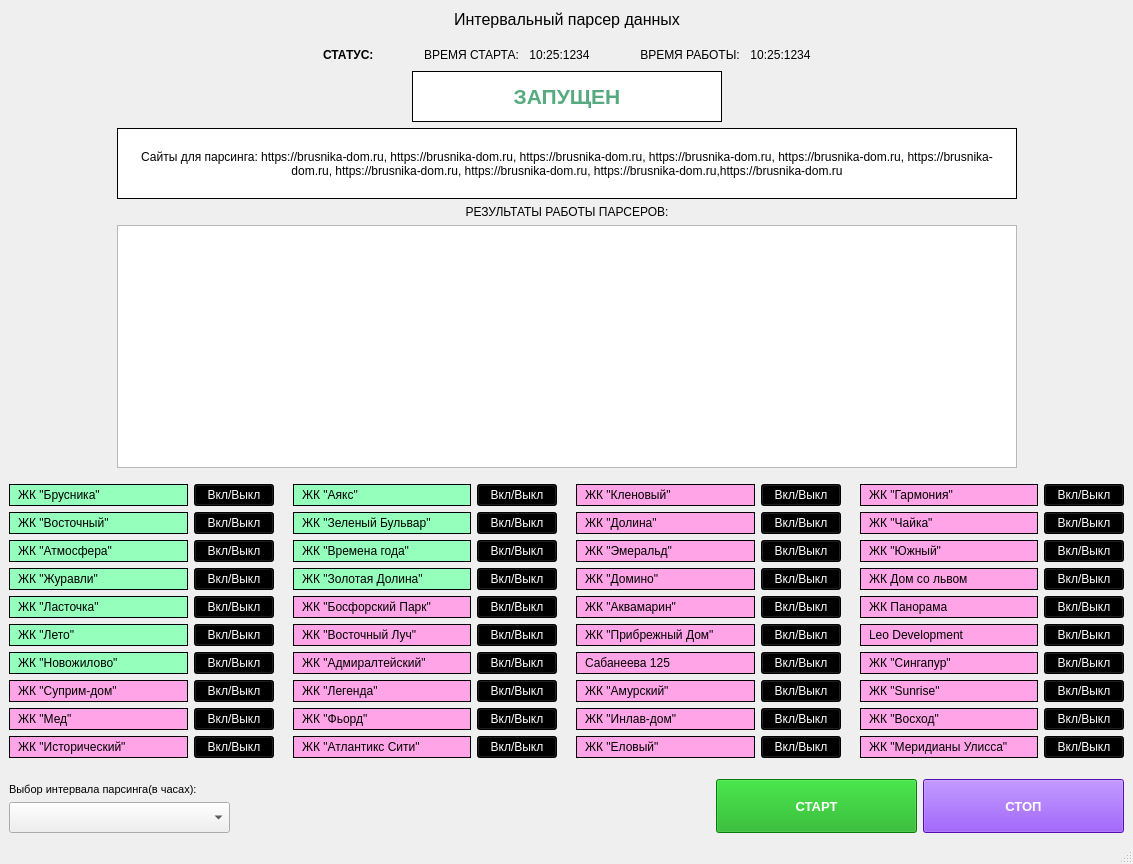
Above: design_2.ui from gorod-old/DesktopIntervalParser before the change. Below: the same form after it.
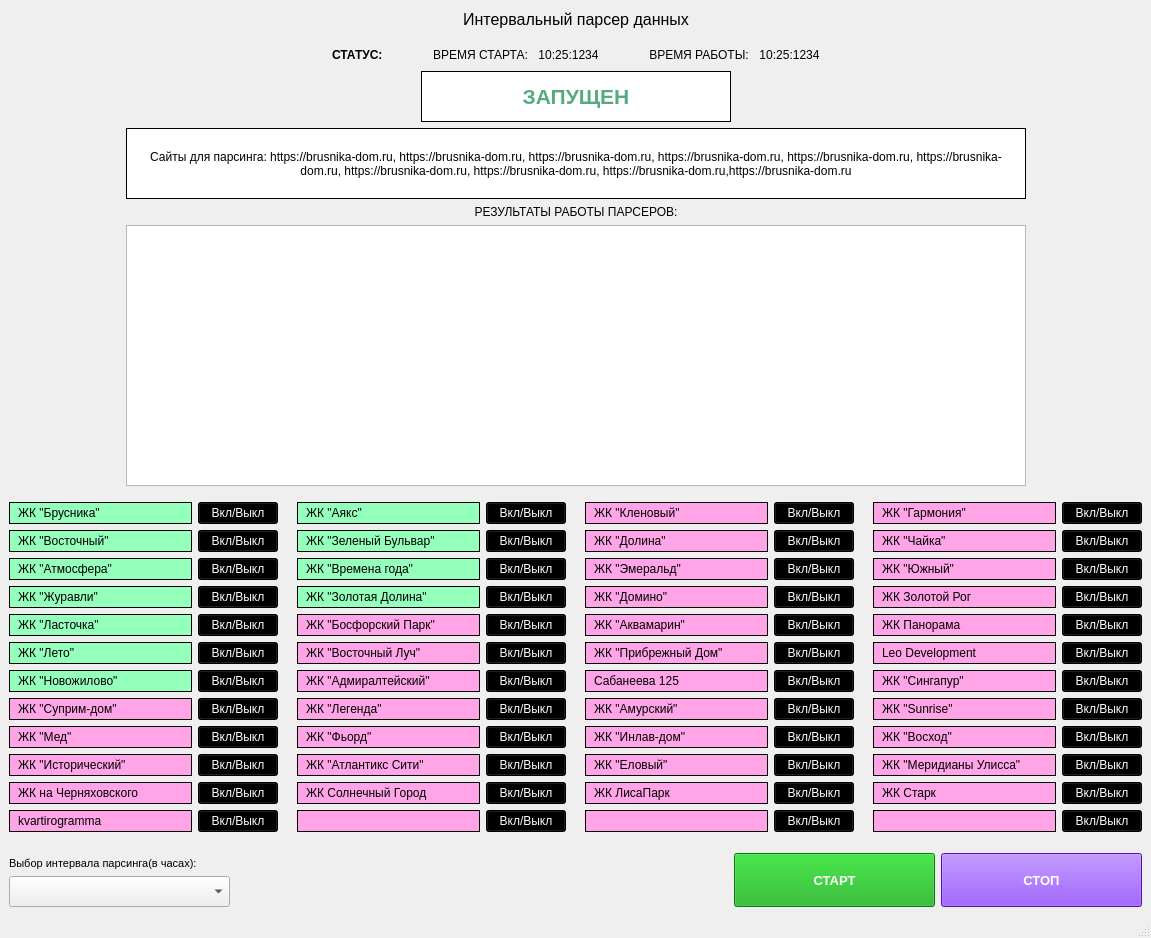
That is the form after the change.

```diff
--- a/design_2.ui
+++ b/design_2.ui
@@ -6,20 +6,20 @@
    <rect>
     <x>0</x>
     <y>0</y>
-    <width>1133</width>
-    <height>864</height>
+    <width>1151</width>
+    <height>938</height>
    </rect>
   </property>
   <property name="minimumSize">
    <size>
     <width>0</width>
-    <height>800</height>
+    <height>900</height>
    </size>
   </property>
   <property name="maximumSize">
    <size>
-    <width>1300</width>
-    <height>930</height>
+    <width>1500</width>
+    <height>1100</height>
    </size>
   </property>
   <property name="windowTitle">
@@ -905,6 +905,98 @@
           </item>
          </layout>
         </item>
+        <item>
+         <layout class="QHBoxLayout" name="horizontalLayout_50">
+          <item>
+           <widget class="QLabel" name="label_41">
+            <property name="sizePolicy">
+             <sizepolicy hsizetype="Expanding" vsizetype="Preferred">
+              <horstretch>0</horstretch>
+              <verstretch>0</verstretch>
+             </sizepolicy>
+            </property>
+            <property name="minimumSize">
+             <size>
+              <width>153</width>
+              <height>0</height>
+             </size>
+            </property>
+            <property name="maximumSize">
+             <size>
+              <width>250</width>
+              <height>28</height>
+             </size>
+            </property>
+            <property name="styleSheet">
+             <string notr="true">background-color: rgb(255, 164, 231);
+color: rgb(0, 0, 0);
+padding: 0 5px;
+border: 1px solid;</string>
+            </property>
+            <property name="text">
+             <string>ЖК на Черняховского</string>
+            </property>
+           </widget>
+          </item>
+          <item>
+           <widget class="QPushButton" name="siteButton_41">
+            <property name="styleSheet">
+             <string notr="true">background-color: rgb(0, 0, 0);
+color: rgb(255, 255, 255);</string>
+            </property>
+            <property name="text">
+             <string>Вкл/Выкл</string>
+            </property>
+           </widget>
+          </item>
+         </layout>
+        </item>
+        <item>
+         <layout class="QHBoxLayout" name="horizontalLayout_54">
+          <item>
+           <widget class="QLabel" name="label_45">
+            <property name="sizePolicy">
+             <sizepolicy hsizetype="Expanding" vsizetype="Preferred">
+              <horstretch>0</horstretch>
+              <verstretch>0</verstretch>
+             </sizepolicy>
+            </property>
+            <property name="minimumSize">
+             <size>
+              <width>153</width>
+              <height>0</height>
+             </size>
+            </property>
+            <property name="maximumSize">
+             <size>
+              <width>250</width>
+              <height>28</height>
+             </size>
+            </property>
+            <property name="styleSheet">
+             <string notr="true">background-color: rgb(255, 164, 231);
+color: rgb(0, 0, 0);
+padding: 0 5px;
+border: 1px solid;</string>
+            </property>
+            <property name="text">
+             <string>kvartirogramma</string>
+            </property>
+           </widget>
+          </item>
+          <item>
+           <widget class="QPushButton" name="siteButton_45">
+            <property name="styleSheet">
+             <string notr="true">background-color: rgb(0, 0, 0);
+color: rgb(255, 255, 255);</string>
+            </property>
+            <property name="text">
+             <string>Вкл/Выкл</string>
+            </property>
+           </widget>
+          </item>
+         </layout>
+        </item>
        </layout>
       </item>
       <item>
@@ -1385,6 +1477,98 @@
           </item>
          </layout>
         </item>
+        <item>
+         <layout class="QHBoxLayout" name="horizontalLayout_51">
+          <item>
+           <widget class="QLabel" name="label_42">
+            <property name="sizePolicy">
+             <sizepolicy hsizetype="Expanding" vsizetype="Preferred">
+              <horstretch>0</horstretch>
+              <verstretch>0</verstretch>
+             </sizepolicy>
+            </property>
+            <property name="minimumSize">
+             <size>
+              <width>153</width>
+              <height>0</height>
+             </size>
+            </property>
+            <property name="maximumSize">
+             <size>
+              <width>250</width>
+              <height>28</height>
+             </size>
+            </property>
+            <property name="styleSheet">
+             <string notr="true">background-color: rgb(255, 164, 231);
+color: rgb(0, 0, 0);
+padding: 0 5px;
+border: 1px solid;</string>
+            </property>
+            <property name="text">
+             <string>ЖК Солнечный Город</string>
+            </property>
+           </widget>
+          </item>
+          <item>
+           <widget class="QPushButton" name="siteButton_42">
+            <property name="styleSheet">
+             <string notr="true">background-color: rgb(0, 0, 0);
+color: rgb(255, 255, 255);</string>
+            </property>
+            <property name="text">
+             <string>Вкл/Выкл</string>
+            </property>
+           </widget>
+          </item>
+         </layout>
+        </item>
+        <item>
+         <layout class="QHBoxLayout" name="horizontalLayout_55">
+          <item>
+           <widget class="QLabel" name="label_46">
+            <property name="sizePolicy">
+             <sizepolicy hsizetype="Expanding" vsizetype="Preferred">
+              <horstretch>0</horstretch>
+              <verstretch>0</verstretch>
+             </sizepolicy>
+            </property>
+            <property name="minimumSize">
+             <size>
+              <width>153</width>
+              <height>0</height>
+             </size>
+            </property>
+            <property name="maximumSize">
+             <size>
+              <width>250</width>
+              <height>28</height>
+             </size>
+            </property>
+            <property name="styleSheet">
+             <string notr="true">background-color: rgb(255, 164, 231);
+color: rgb(0, 0, 0);
+padding: 0 5px;
+border: 1px solid;</string>
+            </property>
+            <property name="text">
+             <string/>
+            </property>
+           </widget>
+          </item>
+          <item>
+           <widget class="QPushButton" name="siteButton_46">
+            <property name="styleSheet">
+             <string notr="true">background-color: rgb(0, 0, 0);
+color: rgb(255, 255, 255);</string>
+            </property>
+            <property name="text">
+             <string>Вкл/Выкл</string>
+            </property>
+           </widget>
+          </item>
+         </layout>
+        </item>
        </layout>
       </item>
       <item>
@@ -1865,6 +2049,98 @@
           </item>
          </layout>
         </item>
+        <item>
+         <layout class="QHBoxLayout" name="horizontalLayout_52">
+          <item>
+           <widget class="QLabel" name="label_43">
+            <property name="sizePolicy">
+             <sizepolicy hsizetype="Expanding" vsizetype="Preferred">
+              <horstretch>0</horstretch>
+              <verstretch>0</verstretch>
+             </sizepolicy>
+            </property>
+            <property name="minimumSize">
+             <size>
+              <width>153</width>
+              <height>0</height>
+             </size>
+            </property>
+            <property name="maximumSize">
+             <size>
+              <width>250</width>
+              <height>28</height>
+             </size>
+            </property>
+            <property name="styleSheet">
+             <string notr="true">background-color: rgb(255, 164, 231);
+color: rgb(0, 0, 0);
+padding: 0 5px;
+border: 1px solid;</string>
+            </property>
+            <property name="text">
+             <string>ЖК ЛисаПарк</string>
+            </property>
+           </widget>
+          </item>
+          <item>
+           <widget class="QPushButton" name="siteButton_43">
+            <property name="styleSheet">
+             <string notr="true">background-color: rgb(0, 0, 0);
+color: rgb(255, 255, 255);</string>
+            </property>
+            <property name="text">
+             <string>Вкл/Выкл</string>
+            </property>
+           </widget>
+          </item>
+         </layout>
+        </item>
+        <item>
+         <layout class="QHBoxLayout" name="horizontalLayout_56">
+          <item>
+           <widget class="QLabel" name="label_47">
+            <property name="sizePolicy">
+             <sizepolicy hsizetype="Expanding" vsizetype="Preferred">
+              <horstretch>0</horstretch>
+              <verstretch>0</verstretch>
+             </sizepolicy>
+            </property>
+            <property name="minimumSize">
+             <size>
+              <width>153</width>
+              <height>0</height>
+             </size>
+            </property>
+            <property name="maximumSize">
+             <size>
+              <width>250</width>
+              <height>28</height>
+             </size>
+            </property>
+            <property name="styleSheet">
+             <string notr="true">background-color: rgb(255, 164, 231);
+color: rgb(0, 0, 0);
+padding: 0 5px;
+border: 1px solid;</string>
+            </property>
+            <property name="text">
+             <string/>
+            </property>
+           </widget>
+          </item>
+          <item>
+           <widget class="QPushButton" name="siteButton_47">
+            <property name="styleSheet">
+             <string notr="true">background-color: rgb(0, 0, 0);
+color: rgb(255, 255, 255);</string>
+            </property>
+            <property name="text">
+             <string>Вкл/Выкл</string>
+            </property>
+           </widget>
+          </item>
+         </layout>
+        </item>
        </layout>
       </item>
       <item>
@@ -2054,7 +2330,7 @@
 </string>
             </property>
             <property name="text">
-             <string>ЖК Дом со львом</string>
+             <string>ЖК Золотой Рог</string>
             </property>
            </widget>
           </item>
@@ -2347,6 +2623,98 @@
           </item>
          </layout>
         </item>
+        <item>
+         <layout class="QHBoxLayout" name="horizontalLayout_53">
+          <item>
+           <widget class="QLabel" name="label_44">
+            <property name="sizePolicy">
+             <sizepolicy hsizetype="Expanding" vsizetype="Preferred">
+              <horstretch>0</horstretch>
+              <verstretch>0</verstretch>
+             </sizepolicy>
+            </property>
+            <property name="minimumSize">
+             <size>
+              <width>153</width>
+              <height>0</height>
+             </size>
+            </property>
+            <property name="maximumSize">
+             <size>
+              <width>250</width>
+              <height>28</height>
+             </size>
+            </property>
+            <property name="styleSheet">
+             <string notr="true">background-color: rgb(255, 164, 231);
+color: rgb(0, 0, 0);
+padding: 0 5px;
+border: 1px solid;</string>
+            </property>
+            <property name="text">
+             <string>ЖК Старк</string>
+            </property>
+           </widget>
+          </item>
+          <item>
+           <widget class="QPushButton" name="siteButton_44">
+            <property name="styleSheet">
+             <string notr="true">background-color: rgb(0, 0, 0);
+color: rgb(255, 255, 255);</string>
+            </property>
+            <property name="text">
+             <string>Вкл/Выкл</string>
+            </property>
+           </widget>
+          </item>
+         </layout>
+        </item>
+        <item>
+         <layout class="QHBoxLayout" name="horizontalLayout_57">
+          <item>
+           <widget class="QLabel" name="label_48">
+            <property name="sizePolicy">
+             <sizepolicy hsizetype="Expanding" vsizetype="Preferred">
+              <horstretch>0</horstretch>
+              <verstretch>0</verstretch>
+             </sizepolicy>
+            </property>
+            <property name="minimumSize">
+             <size>
+              <width>153</width>
+              <height>0</height>
+             </size>
+            </property>
+            <property name="maximumSize">
+             <size>
+              <width>250</width>
+              <height>28</height>
+             </size>
+            </property>
+            <property name="styleSheet">
+             <string notr="true">background-color: rgb(255, 164, 231);
+color: rgb(0, 0, 0);
+padding: 0 5px;
+border: 1px solid;</string>
+            </property>
+            <property name="text">
+             <string/>
+            </property>
+           </widget>
+          </item>
+          <item>
+           <widget class="QPushButton" name="siteButton_48">
+            <property name="styleSheet">
+             <string notr="true">background-color: rgb(0, 0, 0);
+color: rgb(255, 255, 255);</string>
+            </property>
+            <property name="text">
+             <string>Вкл/Выкл</string>
+            </property>
+           </widget>
+          </item>
+         </layout>
+        </item>
        </layout>
       </item>
      </layout>
```
